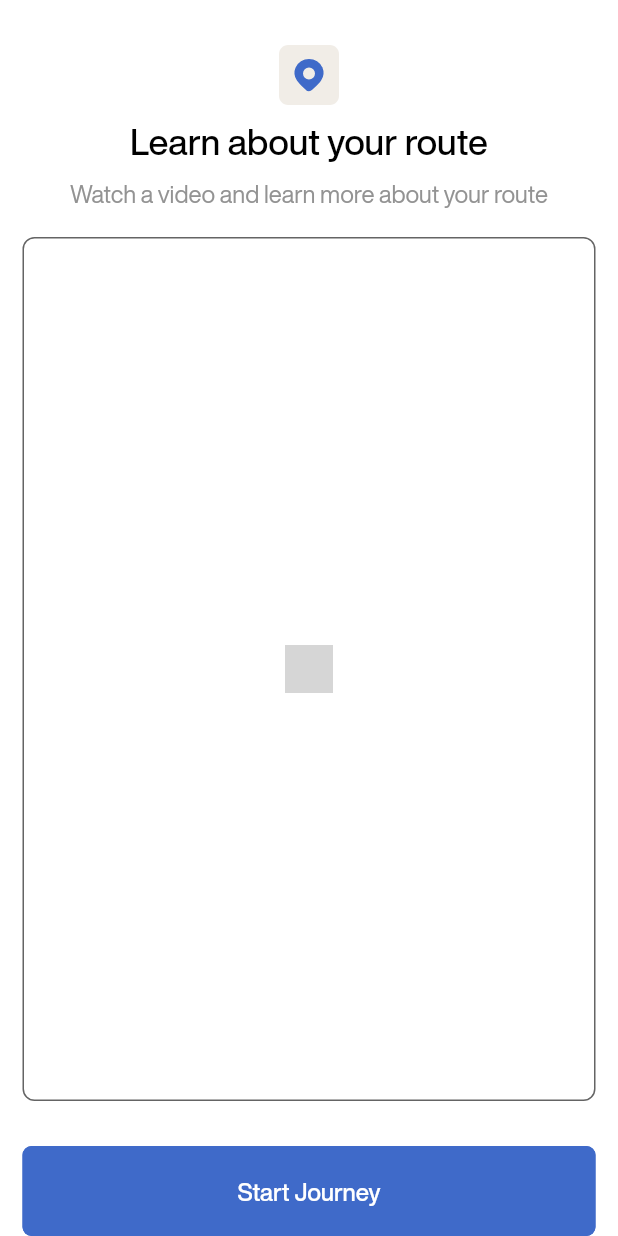
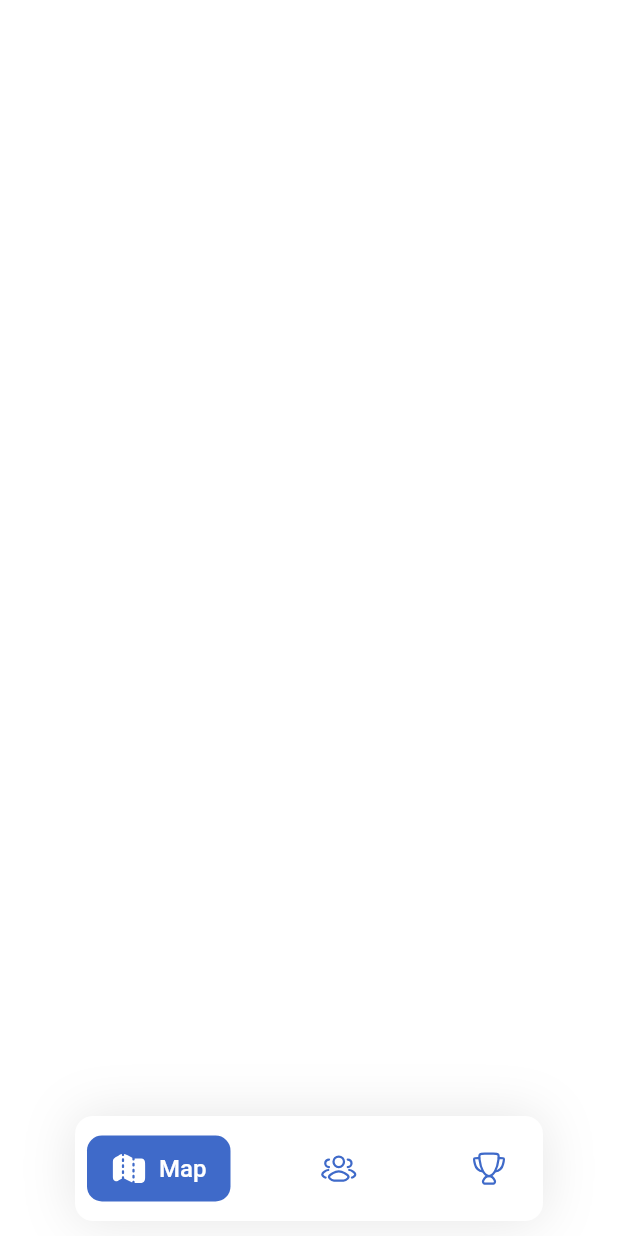
Before and after one commit to Dijinx-Lab/Scavenger-Hunt, a Flutter app: the LearnRouteScreen screen opened by its route, after a tap on "Start Journey", on a phone screen of 412 x 824 dp. Run offline on Flutter 3.47's test engine with Material 3 defaults, Android fonts, the phone set to English and light mode, and no system bars; drawn by our look-alikes of salomon_bottom_bar; our stand-ins replace flutter_smart_dialog, flutter_svg, pinput, shared_preferences, video_player; missing offline and left inert: clipboard; accounts and stored records are empty; network calls fail; grey boxes are pictures that could not be loaded.

```diff
--- a/lib/keys/route_keys.dart
+++ b/lib/keys/route_keys.dart
@@ -5,3 +5,4 @@ const String createTeamRoute = '/create-team';
 const String teamCodeRoute = '/team-code';
 const String processingRoute = '/processing';
 const String learnRouteRoute = '/learn-route';
+const String baseRoute = '/base';
--- a/lib/routes/navigator_routes.dart
+++ b/lib/routes/navigator_routes.dart
@@ -1,5 +1,6 @@
 import 'package:flutter/material.dart';
 import 'package:scavenger_hunt/keys/route_keys.dart';
+import 'package:scavenger_hunt/views/base/base_screen.dart';
 import 'package:scavenger_hunt/views/learn/learn_route_screen.dart';
 import 'package:scavenger_hunt/views/team/create_team/create_team_screen.dart';
 import 'package:scavenger_hunt/views/team/create_team/team_code_screen.dart';
@@ -34,6 +35,9 @@ class NavigatorRoutes {
       case learnRouteRoute:
         page = const LearnRouteScreen();
         break;
+      case baseRoute:
+        page = const BaseScreen();
+        break;
 
       default:
         page = const WelcomeScreen();
--- /dev/null
+++ b/lib/views/base/base_screen.dart
@@ -0,0 +1,133 @@
+import 'package:flutter/material.dart';
+import 'package:flutter/services.dart';
+import 'package:flutter_svg/svg.dart';
+import 'package:salomon_bottom_bar/salomon_bottom_bar.dart';
+import 'package:scavenger_hunt/styles/color_style.dart';
+import 'package:scavenger_hunt/views/leaderboard/leaderboard_screen.dart';
+import 'package:scavenger_hunt/views/map/map_screen.dart';
+import 'package:scavenger_hunt/views/team/management/team_management_screen.dart';
+
+class BaseScreen extends StatefulWidget {
+  const BaseScreen({super.key});
+
+  @override
+  State<BaseScreen> createState() => _BaseScreenState();
+}
+
+class _BaseScreenState extends State<BaseScreen> {
+  final GlobalKey<ScaffoldState> _scaffoldKey = GlobalKey<ScaffoldState>();
+  int _currentIndex = 0;
+  static const TextStyle optionStyle =
+      TextStyle(fontSize: 30, fontWeight: FontWeight.w600);
+  static const List<Widget> _widgetOptions = <Widget>[
+    Text(
+      'Home',
+      style: optionStyle,
+    ),
+    Text(
+      'Likes',
+      style: optionStyle,
+    ),
+    Text(
+      'Search',
+      style: optionStyle,
+    ),
+    Text(
+      'Profile',
+      style: optionStyle,
+    ),
+  ];
+
+  List<Widget> _buildScreens() {
+    return [
+      const MapScreen(),
+      const TeamManagementScreen(),
+      const LeaderboardScreen(),
+    ];
+  }
+
+  @override
+  Widget build(BuildContext context) {
+    return AnnotatedRegion<SystemUiOverlayStyle>(
+      value: const SystemUiOverlayStyle(
+        statusBarColor: Colors.white,
+        systemNavigationBarColor: Color(0xFFF6F6F6),
+        statusBarIconBrightness: Brightness.dark,
+        systemNavigationBarIconBrightness: Brightness.dark,
+      ),
+      child: Scaffold(
+        key: _scaffoldKey,
+        body: IndexedStack(
+          index: _currentIndex,
+          children: _buildScreens(),
+        ),
+        bottomNavigationBar: SafeArea(
+          child: Container(
+            margin: const EdgeInsets.symmetric(horizontal: 50, vertical: 10),
+            padding: EdgeInsets.symmetric(vertical: 5),
+            decoration: BoxDecoration(
+              color: ColorStyle.whiteColor,
+              borderRadius: BorderRadius.circular(12),
+              boxShadow: [
+                BoxShadow(
+                  color: ColorStyle.blackColor.withOpacity(0.1),
+                  spreadRadius: 0,
+                  blurRadius: 30,
+                  offset: Offset(0, 0), // changes position of shadow
+                ),
+              ],
+            ),
+            child: SalomonBottomBar(
+              itemShape: RoundedRectangleBorder(
+                borderRadius: BorderRadius.circular(10.0),
+              ),
+              selectedColorOpacity: 1,
+              currentIndex: _currentIndex,
+              onTap: (i) => setState(() => _currentIndex = i),
+              items: [
+                SalomonBottomBarItem(
+                  icon: SvgPicture.asset('assets/svgs/ic_map.svg'),
+                  activeIcon: SvgPicture.asset('assets/svgs/ic_map_active.svg'),
+                  title: const Text(
+                    "Map",
+                    style: TextStyle(
+                        fontSize: 16,
+                        fontWeight: FontWeight.w500,
+                        color: ColorStyle.whiteColor),
+                  ),
+                  selectedColor: ColorStyle.primaryColor,
+                ),
+                SalomonBottomBarItem(
+                  icon: SvgPicture.asset('assets/svgs/ic_team.svg'),
+                  activeIcon:
+                      SvgPicture.asset('assets/svgs/ic_team_active.svg'),
+                  title: const Text(
+                    "Team",
+                    style: TextStyle(
+                        fontSize: 16,
+                        fontWeight: FontWeight.w500,
+                        color: ColorStyle.whiteColor),
+                  ),
+                  selectedColor: ColorStyle.primaryColor,
+                ),
+                SalomonBottomBarItem(
+                  icon: SvgPicture.asset('assets/svgs/ic_trophy.svg'),
+                  activeIcon:
+                      SvgPicture.asset('assets/svgs/ic_trophy_active.svg'),
+                  title: const Text(
+                    "Leaderboard",
+                    style: TextStyle(
+                        fontSize: 16,
+                        fontWeight: FontWeight.w500,
+                        color: ColorStyle.whiteColor),
+                  ),
+                  selectedColor: ColorStyle.primaryColor,
+                ),
+              ],
+            ),
+          ),
+        ),
+      ),
+    );
+  }
+}
--- /dev/null
+++ b/lib/views/leaderboard/leaderboard_screen.dart
@@ -0,0 +1,15 @@
+import 'package:flutter/material.dart';
+
+class LeaderboardScreen extends StatefulWidget {
+  const LeaderboardScreen({super.key});
+
+  @override
+  State<LeaderboardScreen> createState() => _LeaderboardScreenState();
+}
+
+class _LeaderboardScreenState extends State<LeaderboardScreen> {
+  @override
+  Widget build(BuildContext context) {
+    return Scaffold();
+  }
+}
--- a/lib/views/learn/learn_route_screen.dart
+++ b/lib/views/learn/learn_route_screen.dart
@@ -1,5 +1,6 @@
 import 'package:flutter/material.dart';
 import 'package:flutter_svg/svg.dart';
+import 'package:scavenger_hunt/keys/route_keys.dart';
 import 'package:scavenger_hunt/styles/color_style.dart';
 import 'package:scavenger_hunt/widgets/custom_rounded_button.dart';
 import 'package:video_player/video_player.dart';
@@ -115,7 +116,7 @@ class _LearnRouteScreenState extends State<LearnRouteScreen> {
                 width: double.infinity,
                 child: CustomRoundedButton(
                   "Start Journey",
-                  () => (),
+                  () => Navigator.of(context).pushNamedAndRemoveUntil(baseRoute, (route) => false),
                   textColor: ColorStyle.whiteColor,
                 ),
               ),
--- /dev/null
+++ b/lib/views/map/map_screen.dart
@@ -0,0 +1,16 @@
+import 'package:flutter/foundation.dart';
+import 'package:flutter/material.dart';
+
+class MapScreen extends StatefulWidget {
+  const MapScreen({super.key});
+
+  @override
+  State<MapScreen> createState() => _MapScreenState();
+}
+
+class _MapScreenState extends State<MapScreen> {
+  @override
+  Widget build(BuildContext context) {
+    return Scaffold();
+  }
+}
--- /dev/null
+++ b/lib/views/team/management/team_management_screen.dart
@@ -0,0 +1,16 @@
+import 'package:flutter/foundation.dart';
+import 'package:flutter/material.dart';
+
+class TeamManagementScreen extends StatefulWidget {
+  const TeamManagementScreen({super.key});
+
+  @override
+  State<TeamManagementScreen> createState() => _TeamManagementScreenState();
+}
+
+class _TeamManagementScreenState extends State<TeamManagementScreen> {
+  @override
+  Widget build(BuildContext context) {
+    return Scaffold();
+  }
+}
--- a/pubspec.yaml
+++ b/pubspec.yaml
@@ -41,6 +41,7 @@ dependencies:
   pinput: ^4.0.0
   clipboard: ^0.1.3
   video_player: ^2.8.2
+  salomon_bottom_bar: ^3.3.2
 
 dev_dependencies:
   flutter_test:
```
Also changed, not shown: assets/svgs/ic_map.svg (added), assets/svgs/ic_map_active.svg (added), assets/svgs/ic_pause.svg (renamed from assets/svgs/playpause.svg), assets/svgs/ic_team.svg (added), assets/svgs/ic_team_active.svg (added), assets/svgs/ic_trophy.svg (added), assets/svgs/ic_trophy_active.svg (added), pubspec.lock.
